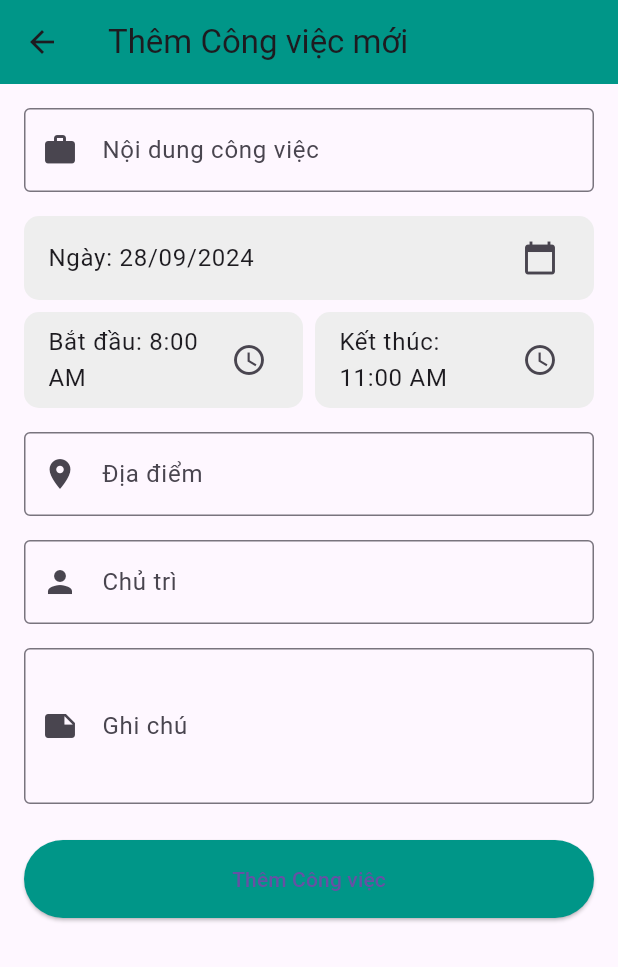
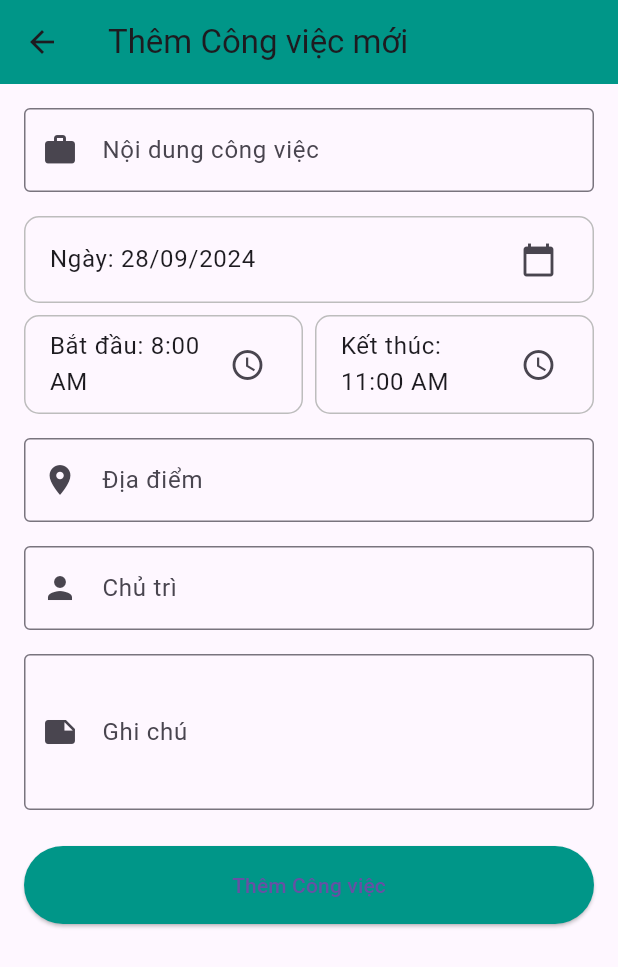
Before and after one commit to PaTH13U/daily_planner, a Flutter app: the AddTaskScreen screen opened directly, on a phone screen of 412 x 824 dp. Shown: the top 967 px of the screen. Run offline on Flutter 3.47's test engine with Material 3 defaults, Android fonts, the phone set to English and light mode, and no system bars; our stand-ins replace table_calendar.

Commit message:
Refactor UI and add dark mode support

```diff
--- a/lib/main.dart
+++ b/lib/main.dart
@@ -10,6 +10,7 @@ void main() {
       providers: [
         ChangeNotifierProvider(create: (context) => AuthService()),
         ChangeNotifierProvider(create: (context) => TaskService()),
+        ChangeNotifierProvider(create: (context) => ThemeProvider()),
       ],
       child: MyApp(),
     ),
@@ -19,14 +20,23 @@ void main() {
 class MyApp extends StatelessWidget {
   @override
   Widget build(BuildContext context) {
+    final themeProvider = Provider.of<ThemeProvider>(context);
     return MaterialApp(
       debugShowCheckedModeBanner: false,
       title: 'My Task App',
-      theme: ThemeData(
-        primarySwatch: Colors.blue,
-        visualDensity: VisualDensity.adaptivePlatformDensity,
-      ),
+      theme: themeProvider.isDarkMode ? ThemeData.dark() : ThemeData.light(),
       home: WelcomeScreen(),
     );
   }
 }
+
+class ThemeProvider extends ChangeNotifier {
+  bool _isDarkMode = false;
+
+  bool get isDarkMode => _isDarkMode;
+
+  void toggleTheme() {
+    _isDarkMode = !_isDarkMode;
+    notifyListeners();
+  }
+}
--- a/lib/screens/add_task_screen.dart
+++ b/lib/screens/add_task_screen.dart
@@ -98,36 +98,45 @@ class _AddTaskScreenState extends State<AddTaskScreen> {
   Widget _buildDateTimePicker() {
     return Column(
       children: [
-        ListTile(
+        Container(
+          decoration: BoxDecoration(
+            border: Border.all(color: Colors.grey[400]!),
+            borderRadius: BorderRadius.circular(10),
+          ),
+          child: ListTile(
             title: Text('Ngày: ${DateFormat('dd/MM/yyyy').format(_date)}'),
             trailing: const Icon(Icons.calendar_today),
             onTap: _selectDate,
-          tileColor: Colors.grey[200],
-          shape:
-              RoundedRectangleBorder(borderRadius: BorderRadius.circular(10)),
+          ),
         ),
         const SizedBox(height: 8),
         Row(
           children: [
             Expanded(
+              child: Container(
+                decoration: BoxDecoration(
+                 border: Border.all(color: Colors.grey[400]!),
+                  borderRadius: BorderRadius.circular(10),
+                ),
                 child: ListTile(
                   title: Text('Bắt đầu: ${_startTime.format(context)}'),
                   trailing: const Icon(Icons.access_time),
                   onTap: () => _selectTime(isStartTime: true),
-                tileColor: Colors.grey[200],
-                shape: RoundedRectangleBorder(
-                    borderRadius: BorderRadius.circular(10)),
+                ),
               ),
             ),
             const SizedBox(width: 8),
             Expanded(
+              child: Container(
+                decoration: BoxDecoration(
+                  border:   Border.all(color: Colors.grey[400]!),
+                  borderRadius: BorderRadius.circular(10),
+                ),
                 child: ListTile(
                   title: Text('Kết thúc: ${_endTime.format(context)}'),
                   trailing: const Icon(Icons.access_time),
                   onTap: () => _selectTime(isStartTime: false),
-                tileColor: Colors.grey[200],
-                shape: RoundedRectangleBorder(
-                    borderRadius: BorderRadius.circular(10)),
+                ),
               ),
             ),
           ],
```
Also changed, not shown: lib/screens/settings_screen.dart (+16 -2 lines). Lines whose indentation alone changed are shown as unchanged.
